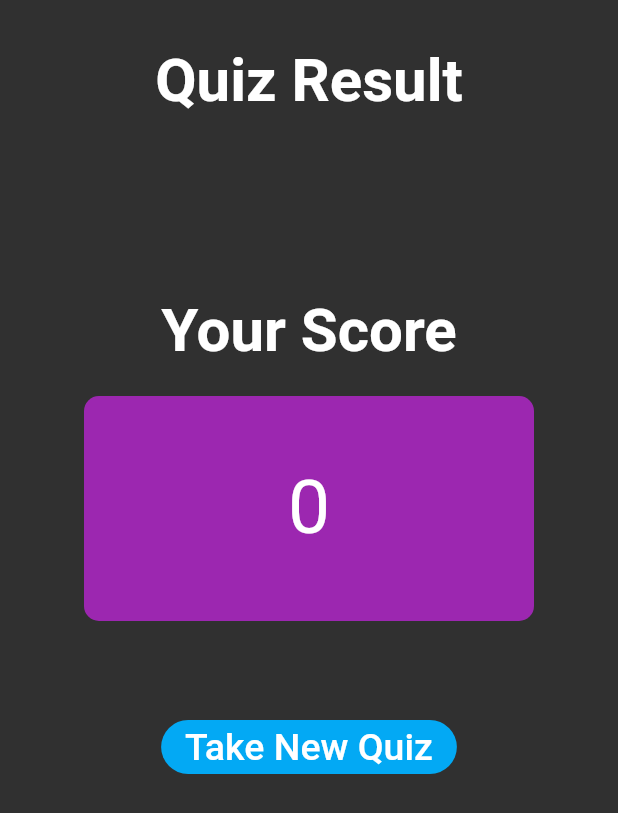
After one commit to Akash701/Quizzley, a Flutter app: the Score screen opened directly, on a phone screen of 412 x 824 dp. The commit adds this screen. Shown: the top 813 px of the screen. Run offline on Flutter 3.47's test engine with Material 2 defaults, Android fonts, the light colour scheme and no system bars; our stand-ins replace get.

Commit message:
Score is set

```diff
--- a/lib/Question_Controller.dart
+++ b/lib/Question_Controller.dart
@@ -1,9 +1,11 @@
 import 'package:flutter/material.dart';
 import 'package:qna_app/Science_Folder/Sciece_Questions.dart';
 import 'package:get/get.dart';
+import 'package:qna_app/Score.dart';
 
 class QuestionController extends GetxController
     with SingleGetTickerProviderMixin {
+  int score = 0;
   // Lets animated our progress bar
 
   AnimationController _animationController;
@@ -69,7 +71,7 @@ class QuestionController extends GetxController
     _pageController.dispose();
   }
 
-  void checkAns(Question question, int selectedIndex) {
+  int checkAns(Question question, int selectedIndex) {
     // because once user press any option then it will run
     _isAnswered = true;
     _correctAns = question.answer;
@@ -85,6 +87,10 @@ class QuestionController extends GetxController
     // Future.delayed(Duration(seconds: 3), () {
     //   nextQuestion();
     // });
+    if (_correctAns == _selectedAns) {
+      score++;
+    }
+    return score;
   }
 
   void nextQuestion() {
@@ -100,14 +106,19 @@ class QuestionController extends GetxController
       // Then start it again
       // Once timer is finish go to the next qn
       _animationController.forward().whenComplete(nextQuestion);
+    } else {
+      // Get package provide us simple way to naviigate another page
+      Get.to(Score());
     }
-    // else {
-    //   // Get package provide us simple way to naviigate another page
-    //   Get.to(ScoreScreen());
-    // }
   }
 
   void updateTheQnNum(int index) {
     _questionNumber.value = index + 1;
   }
+
+  void scoreReset() {
+    score = 0;
+  }
+
+  void quizreset() {}
 }
--- a/lib/Science.dart
+++ b/lib/Science.dart
@@ -1,9 +1,9 @@
 import 'package:flutter/cupertino.dart';
 import 'package:flutter/material.dart';
+import 'package:qna_app/Science_Folder/Options.dart';
 import 'package:qna_app/Science_Folder/QuestionCard.dart';
 import 'package:qna_app/Question_Controller.dart';
 import 'package:get/get.dart';
-import 'package:qna_app/constants.dart';
 
 class Science extends StatefulWidget {
   @override
@@ -12,6 +12,7 @@ class Science extends StatefulWidget {
 
 class _ScienceState extends State<Science> {
   QuestionController questionController = QuestionController();
+  Option option = Option();
   @override
   Widget build(BuildContext context) {
     QuestionController _questionController = Get.put(QuestionController());
--- a/lib/Science_Folder/Options.dart
+++ b/lib/Science_Folder/Options.dart
@@ -13,7 +13,6 @@ class Option extends StatelessWidget {
   final String text;
   final int index;
   final VoidCallback press;
-
   @override
   Widget build(BuildContext context) {
     return GetBuilder<QuestionController>(
--- /dev/null
+++ b/lib/Score.dart
@@ -0,0 +1,95 @@
+import 'package:flutter/material.dart';
+import 'package:get/get.dart';
+import 'package:qna_app/Question_Controller.dart';
+import 'package:qna_app/Science_Folder/Options.dart';
+import 'package:qna_app/Science_Folder/QuestionCard.dart';
+
+class Score extends StatefulWidget {
+  @override
+  _ScoreState createState() => _ScoreState();
+}
+
+class _ScoreState extends State<Score> {
+  @override
+  Widget build(BuildContext context) {
+    QuestionController _qnController = Get.put(QuestionController());
+    Option option = Get.put(Option());
+    return Scaffold(
+      body: SafeArea(
+          child: Column(
+        children: [
+          SizedBox(
+            height: 30,
+          ),
+          Center(
+            child: Text(
+              'Quiz Result',
+              style: TextStyle(
+                  fontSize: 40,
+                  fontWeight: FontWeight.w600,
+                  color: Colors.white),
+            ),
+          ),
+          SizedBox(
+            height: 50,
+          ),
+          Center(
+              // child: result(),
+              ),
+          SizedBox(
+            height: 70,
+          ),
+          Text(
+            'Your Score',
+            style: TextStyle(
+              fontSize: 40,
+              fontWeight: FontWeight.bold,
+            ),
+          ),
+          SizedBox(
+            height: 20,
+          ),
+          Container(
+            height: 150.0,
+            width: 300.0,
+            color: Colors.transparent,
+            child: Container(
+                decoration: BoxDecoration(
+                    color: Colors.purple,
+                    borderRadius: BorderRadius.all(Radius.circular(10.0))),
+                child: new Center(
+                  child: new Text(
+                    '${_qnController.score}',
+                    style: TextStyle(color: Colors.white, fontSize: 50),
+                    textAlign: TextAlign.center,
+                  ),
+                )),
+          ),
+          SizedBox(
+            height: 60,
+          ),
+          FlatButton(
+            shape: RoundedRectangleBorder(
+                borderRadius: BorderRadius.circular(30.0)),
+            color: Colors.lightBlue,
+            onPressed: () {
+              setState(() {
+                _qnController.scoreReset();
+                _qnController.quizreset();
+                _qnController.questionNumber.value = 1;
+                Navigator.pop(context);
+                Navigator.pop(context);
+              });
+            },
+            child: Text(
+              'Take New Quiz',
+              style: TextStyle(
+                fontSize: 25,
+              ),
+            ),
+          ),
+        ],
+      )),
+    );
+  }
+}
--- a/lib/main.dart
+++ b/lib/main.dart
@@ -1,6 +1,7 @@
 import 'package:flutter/material.dart';
 import 'package:qna_app/Home.dart';
 import 'package:qna_app/Science.dart';
+import 'package:get/get.dart';
 
 void main() {
   runApp(MyApp());
@@ -9,7 +10,7 @@ void main() {
 class MyApp extends StatelessWidget {
   @override
   Widget build(BuildContext context) {
-    return MaterialApp(
+    return GetMaterialApp(
       theme: ThemeData.dark(),
       initialRoute: 'home',
       routes: {
```
